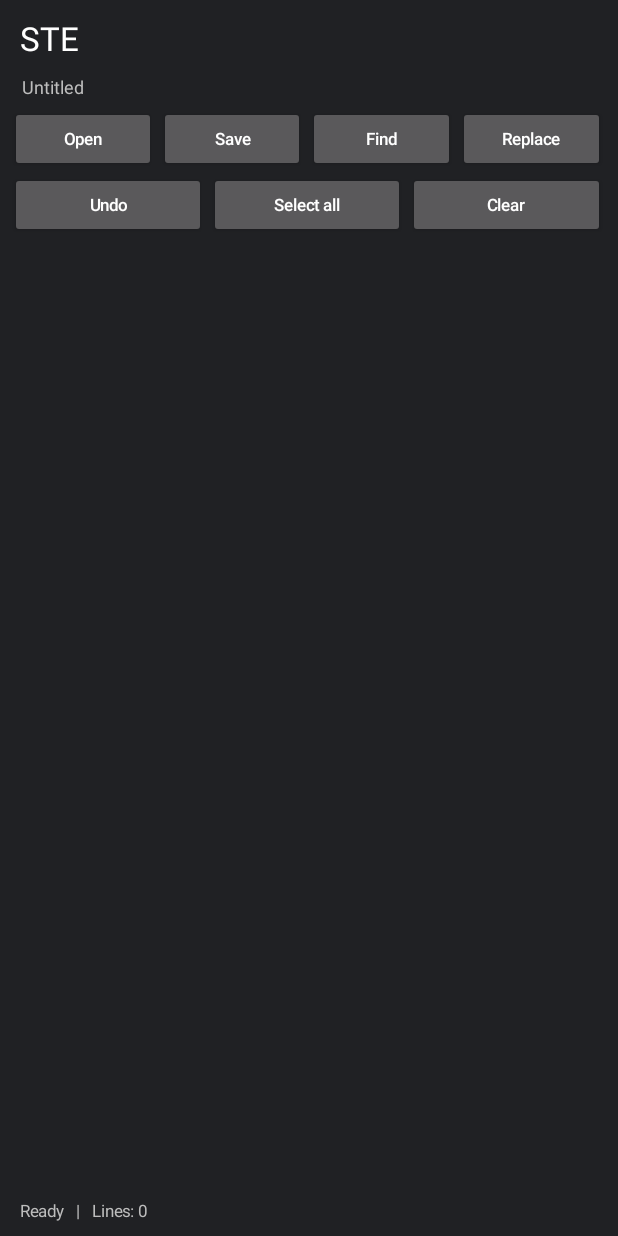
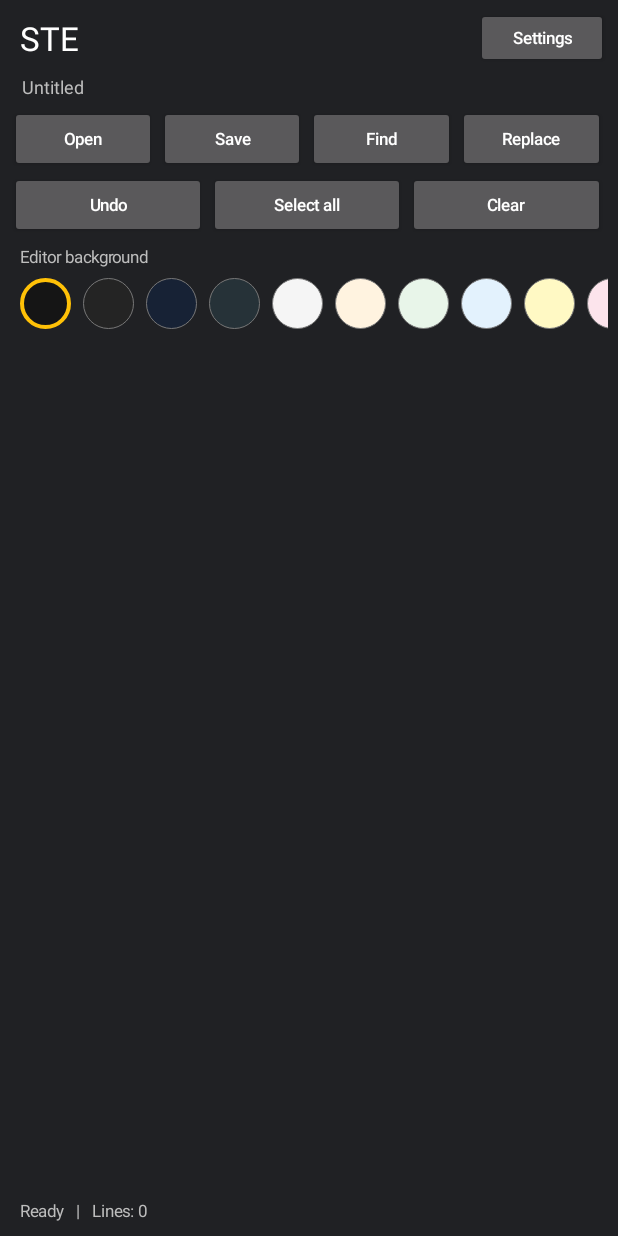
Before and after one commit to matlabyab-maker/STE, an Android app: the screen it shows after launch (MainActivity), on a phone screen of 412 x 824 dp. Run offline under Robolectric (Android 15) with nearby library versions, the phone set to English and light mode, and no system bars; 6 statements that could not run were skipped.

Commit message:
Update MainActivity.kt

```diff
--- a/app/src/main/java/MainActivity.kt
+++ b/app/src/main/java/MainActivity.kt
@@ -3,46 +3,83 @@ package com.ste.editor
 import android.app.Activity
 import android.app.AlertDialog
 import android.content.Intent
+import android.graphics.Color
+import android.graphics.drawable.GradientDrawable
 import android.net.Uri
 import android.os.Bundle
 import android.text.Editable
 import android.text.TextWatcher
 import android.view.Gravity
-import android.view.View
-import android.view.inputmethod.InputMethodManager
-import android.content.Context
 import android.widget.Button
-import androidx.emoji2.widget.EmojiEditText
 import android.widget.EditText
 import android.widget.FrameLayout
 import android.widget.HorizontalScrollView
 import android.widget.LinearLayout
 import android.widget.ScrollView
+import android.widget.SeekBar
 import android.widget.TextView
 import android.widget.Toast
+import androidx.emoji2.bundled.BundledEmojiCompatConfig
+import androidx.emoji2.text.EmojiCompat
+import androidx.emoji2.widget.EmojiEditText
 import java.io.ByteArrayOutputStream
 import java.nio.charset.CodingErrorAction
 import java.nio.charset.StandardCharsets
+import java.util.concurrent.Executors
+import kotlin.math.roundToInt
 
 class MainActivity : Activity() {
     private lateinit var editor: EmojiEditText
     private lateinit var status: TextView
     private lateinit var fileLabel: TextView
+    private lateinit var colorRow: LinearLayout
     private var currentUri: Uri? = null
     private var currentName = "Untitled"
     private var dirty = false
     private var lastSearch = ""
     private var searchFrom = 0
+    private var editorTextSize = 16f
+    private var editorBackgroundColor = 0xFF151515.toInt()
+
+    private val preferences by lazy { getSharedPreferences("ste_preferences", MODE_PRIVATE) }
 
     companion object {
         private const val OPEN_FILE = 1101
         private const val SAVE_FILE = 1102
+        private var emojiInitialized = false
+        private val EDITOR_COLORS = intArrayOf(
+            0xFF151515.toInt(), 0xFF242424.toInt(), 0xFF172235.toInt(),
+            0xFF263238.toInt(), 0xFFF5F5F5.toInt(), 0xFFFFF3E0.toInt(),
+            0xFFE8F5E9.toInt(), 0xFFE3F2FD.toInt(), 0xFFFFF9C4.toInt(),
+            0xFFFCE4EC.toInt(), 0xFFEDE7F6.toInt()
+        )
     }
 
     override fun onCreate(savedInstanceState: Bundle?) {
         super.onCreate(savedInstanceState)
+        editorTextSize = preferences.getFloat("editor_text_size", 16f).coerceIn(10f, 36f)
+        editorBackgroundColor = preferences.getInt("editor_background", 0xFF151515.toInt())
+        initializeEmojiSupport()
         buildUi()
         updateStatus("Ready")
+        // Load the bundled emoji font after the first screen has been drawn.
+        editor.post {
+            try {
+                EmojiCompat.get().load()
+            } catch (_: IllegalStateException) {
+                toast("Emoji font could not be initialized")
+            }
+        }
+    }
+
+    private fun initializeEmojiSupport() {
+        if (emojiInitialized) return
+        val config = BundledEmojiCompatConfig(
+            applicationContext,
+            Executors.newSingleThreadExecutor()
+        ).setMetadataLoadStrategy(EmojiCompat.LOAD_STRATEGY_MANUAL)
+        EmojiCompat.init(config)
+        emojiInitialized = true
     }
 
     private fun buildUi() {
@@ -52,14 +89,20 @@ class MainActivity : Activity() {
             setBackgroundColor(0xFF202124.toInt())
         }
 
+        val header = LinearLayout(this).apply {
+            orientation = LinearLayout.HORIZONTAL
+            gravity = Gravity.CENTER_VERTICAL
+        }
         val title = TextView(this).apply {
             text = "STE"
             textSize = 22f
             gravity = Gravity.CENTER_VERTICAL
-            setTextColor(0xFFFFFFFF.toInt())
+            setTextColor(Color.WHITE)
             setPadding(dp(7), 0, dp(7), 0)
         }
-        page.addView(title, LinearLayout.LayoutParams(-1, dp(42)))
+        header.addView(title, LinearLayout.LayoutParams(0, dp(42), 1f))
+        header.addView(toolButton("Settings") { showSettingsDialog() }, LinearLayout.LayoutParams(-2, dp(40)))
+        page.addView(header)
 
         fileLabel = TextView(this).apply {
             text = currentName
@@ -83,14 +126,34 @@ class MainActivity : Activity() {
         editTools.addView(toolButton("Clear") { editor.text.clear() }, buttonParams())
         page.addView(editTools)
 
+        val colorLabel = TextView(this).apply {
+            text = "Editor background"
+            textSize = 11f
+            setTextColor(0xFFBDBDBD.toInt())
+            setPadding(dp(7), dp(5), 0, 0)
+        }
+        page.addView(colorLabel)
+        val paletteScroll = HorizontalScrollView(this).apply {
+            isHorizontalScrollBarEnabled = false
+            isFillViewport = false
+        }
+        colorRow = LinearLayout(this).apply {
+            orientation = LinearLayout.HORIZONTAL
+            gravity = Gravity.CENTER_VERTICAL
+            setPadding(dp(3), dp(3), dp(3), dp(3))
+        }
+        paletteScroll.addView(colorRow)
+        page.addView(paletteScroll, LinearLayout.LayoutParams(-1, dp(48)))
+        rebuildColorPalette()
+
         editor = EmojiEditText(this).apply {
-            setTextColor(0xFFF2F2F2.toInt())
+            setTextColor(textColorFor(editorBackgroundColor))
             setHintTextColor(0xFF888888.toInt())
             hint = "Write or open a text/code file..."
-            textSize = 15f
+            textSize = editorTextSize
             gravity = Gravity.TOP or Gravity.START
             setPadding(dp(10), dp(10), dp(10), dp(10))
-            setBackgroundColor(0xFF151515.toInt())
+            setBackgroundColor(editorBackgroundColor)
             setHorizontallyScrolling(false)
             isSingleLine = false
             includeFontPadding = true
@@ -118,6 +181,86 @@ class MainActivity : Activity() {
         }
         page.addView(status)
         setContentView(page)
+    }
+
+    private fun rebuildColorPalette() {
+        if (!::colorRow.isInitialized) return
+        colorRow.removeAllViews()
+        EDITOR_COLORS.forEach { color ->
+            val selected = color == editorBackgroundColor
+            val swatch = TextView(this).apply {
+                contentDescription = "Background color ${String.format("#%06X", 0xFFFFFF and color)}"
+                background = GradientDrawable().apply {
+                    shape = GradientDrawable.OVAL
+                    setColor(color)
+                    setStroke(dp(if (selected) 3 else 1), if (selected) 0xFFFFC107.toInt() else 0xFF777777.toInt())
+                }
+                setOnClickListener { setEditorBackground(color) }
+            }
+            colorRow.addView(swatch, LinearLayout.LayoutParams(dp(34), dp(34)).apply {
+                marginStart = dp(4)
+                marginEnd = dp(4)
+            })
+        }
+    }
+
+    private fun setEditorBackground(color: Int) {
+        editorBackgroundColor = color
+        if (::editor.isInitialized) {
+            editor.setBackgroundColor(color)
+            editor.setTextColor(textColorFor(color))
+        }
+        preferences.edit().putInt("editor_background", color).apply()
+        rebuildColorPalette()
+    }
+
+    private fun textColorFor(background: Int): Int {
+        val r = Color.red(background)
+        val g = Color.green(background)
+        val b = Color.blue(background)
+        val brightness = (r * 299 + g * 587 + b * 114) / 1000
+        return if (brightness > 150) Color.BLACK else 0xFFF2F2F2.toInt()
+    }
+
+    private fun showSettingsDialog() {
+        val originalSize = editorTextSize
+        val box = LinearLayout(this).apply {
+            orientation = LinearLayout.VERTICAL
+            setPadding(dp(20), dp(12), dp(20), 0)
+        }
+        val sizeLabel = TextView(this).apply {
+            text = "Text size: ${editorTextSize.roundToInt()} sp"
+            textSize = 16f
+            setTextColor(0xFF202124.toInt())
+            gravity = Gravity.CENTER
+        }
+        box.addView(sizeLabel, LinearLayout.LayoutParams(-1, dp(38)))
+        val sizeBar = SeekBar(this).apply {
+            max = 26
+            progress = editorTextSize.roundToInt() - 10
+        }
+        box.addView(sizeBar, LinearLayout.LayoutParams(-1, dp(48)))
+        sizeBar.setOnSeekBarChangeListener(object : SeekBar.OnSeekBarChangeListener {
+            override fun onProgressChanged(seekBar: SeekBar?, progress: Int, fromUser: Boolean) {
+                editorTextSize = (progress + 10).toFloat()
+                sizeLabel.text = "Text size: ${editorTextSize.roundToInt()} sp"
+                editor.textSize = editorTextSize
+            }
+            override fun onStartTrackingTouch(seekBar: SeekBar?) {}
+            override fun onStopTrackingTouch(seekBar: SeekBar?) {}
+        })
+        AlertDialog.Builder(this)
+            .setTitle("Settings")
+            .setView(box)
+            .setNegativeButton("Cancel") { _, _ ->
+                editorTextSize = originalSize
+                editor.textSize = originalSize
+            }
+            .setPositiveButton("Save") { _, _ ->
+                preferences.edit().putFloat("editor_text_size", editorTextSize).apply()
+                toast("Text size saved")
+            }
+            .show()
     }
 
     private fun toolButton(label: String, action: () -> Unit): Button =
@@ -192,7 +335,6 @@ class MainActivity : Activity() {
             out.toByteArray()
         } ?: throw IllegalStateException("Cannot read file")
 
-        // Decode strictly: malformed UTF-8 is reported instead of silently replaced.
         val decoder = StandardCharsets.UTF_8.newDecoder()
             .onMalformedInput(CodingErrorAction.REPORT)
             .onUnmappableCharacter(CodingErrorAction.REPORT)
@@ -222,9 +364,7 @@ class MainActivity : Activity() {
     private fun queryDisplayName(uri: Uri): String? {
         return try {
             contentResolver.query(uri, arrayOf(android.provider.OpenableColumns.DISPLAY_NAME), null, null, null)
-                ?.use { cursor ->
-                    if (cursor.moveToFirst()) cursor.getString(0) else null
-                }
+                ?.use { cursor -> if (cursor.moveToFirst()) cursor.getString(0) else null }
         } catch (_: Exception) {
             null
         }
@@ -258,7 +398,7 @@ class MainActivity : Activity() {
                         editor.setText(source.replace(query, replacement))
                         updateStatus("$count replacements")
                     } else findNext(query)
-                }
+                       }
             }
             .show()
     }
@@ -283,17 +423,14 @@ class MainActivity : Activity() {
     private fun lineCount(): Int = editor.text.toString().count { it == '\n' } + 1
 
     private fun updateStatus(message: String) {
-        if (::status.isInitialized) {
-            status.text = "$message   |   Lines: ${lineCount()}"
-        }
+        if (::status.isInitialized) status.text = "$message   |   Lines: ${lineCount()}"
     }
 
-    private fun toast(message: String) =
-        Toast.makeText(this, message, Toast.LENGTH_SHORT).show()
+    private fun toast(message: String) = Toast.makeText(this, message, Toast.LENGTH_SHORT).show()
 
-    private fun dp(value: Int): Int =
-        (value * resources.displayMetrics.density).toInt()
+    private fun dp(value: Int): Int = (value * resources.displayMetrics.density).toInt()
 
+    @Deprecated("Deprecated in Android API")
     override fun onBackPressed() {
         if (dirty) {
             AlertDialog.Builder(this)
```
